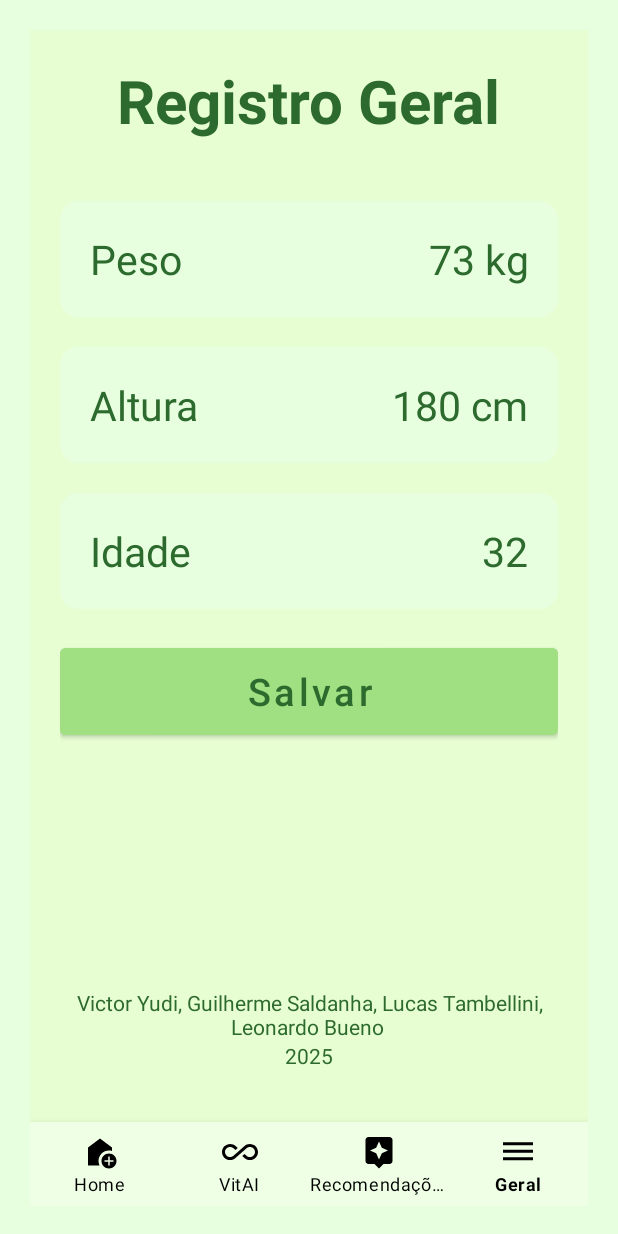
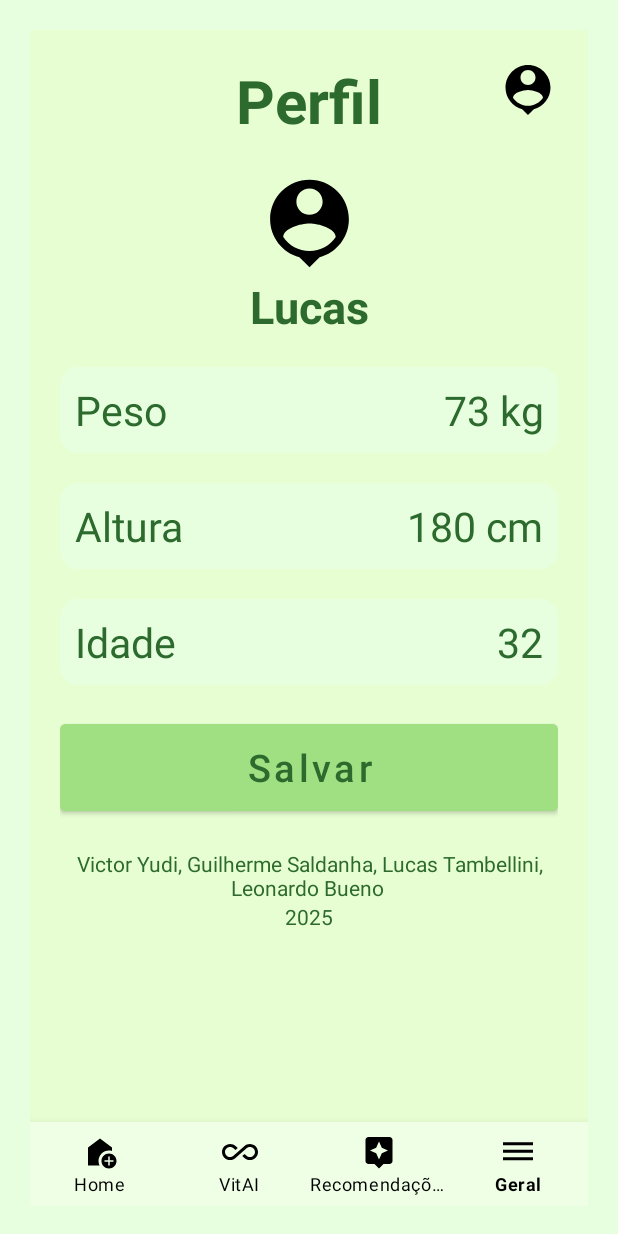
Before and after one commit to VictorYudi28/vitalSyncProjeto, an Android app: the GeralFragment screen opened through its navigation route, on a phone screen of 412 x 824 dp. Run offline under Robolectric (Android 15) with nearby library versions, the phone set to English and light mode, and no system bars; our stand-ins replace navigation-ui.

Commit message:
adjusting general activity

```diff
--- /dev/null
+++ b/app/src/main/res/drawable/person.xml
@@ -0,0 +1,5 @@
+<vector xmlns:android="http://schemas.android.com/apk/res/android" android:height="24dp" android:tint="#000000" android:viewportHeight="24" android:viewportWidth="24" android:width="24dp">
+
+    <path android:fillColor="@android:color/white" android:pathData="M12,2c-4.97,0 -9,4.03 -9,9 0,4.17 2.84,7.67 6.69,8.69L12,22l2.31,-2.31C18.16,18.67 21,15.17 21,11c0,-4.97 -4.03,-9 -9,-9zM12,4c1.66,0 3,1.34 3,3s-1.34,3 -3,3 -3,-1.34 -3,-3 1.34,-3 3,-3zM12,18.3c-2.5,0 -4.71,-1.28 -6,-3.22 0.03,-1.99 4,-3.08 6,-3.08 1.99,0 5.97,1.09 6,3.08 -1.29,1.94 -3.5,3.22 -6,3.22z"/>
+
+</vector>
--- a/app/src/main/res/layout/fragment_geral.xml
+++ b/app/src/main/res/layout/fragment_geral.xml
@@ -1,12 +1,19 @@
 <?xml version="1.0" encoding="utf-8"?>
-<androidx.constraintlayout.widget.ConstraintLayout xmlns:android="http://schemas.android.com/apk/res/android"
+
+<ScrollView
+    xmlns:android="http://schemas.android.com/apk/res/android"
+    xmlns:tools="http://schemas.android.com/tools"
+    xmlns:app="http://schemas.android.com/apk/res-auto"
     android:layout_width="match_parent"
     android:layout_height="match_parent"
-    xmlns:tools="http://schemas.android.com/tools"
-    xmlns:app="http://schemas.android.com/apk/res-auto"
-    tools:context=".ui.geral.GeralFragment"
     android:background="#E7FED2"
     android:padding="20dp"
+    tools:context=".ui.geral.GeralFragment">
+
+<androidx.constraintlayout.widget.ConstraintLayout
+    android:layout_width="match_parent"
+    android:layout_height="wrap_content"
+
     >
 
     <TextView
@@ -16,20 +23,52 @@
         app:layout_constraintTop_toTopOf="parent"
         app:layout_constraintStart_toStartOf="parent"
         app:layout_constraintEnd_toEndOf="parent"
-        android:text="Registro Geral"
+        android:text="Perfil"
         android:textSize="40dp"
         android:textStyle="bold"
         android:textColor="#2D6A2E"
         />
 
+    <ImageView
+        android:layout_width="40dp"
+        android:layout_height="40dp"
+        android:src="@drawable/person"
+        app:layout_constraintEnd_toEndOf="parent"
+        app:layout_constraintTop_toTopOf="parent"
+        />
+
+    <ImageView
+        android:id="@+id/icon_person"
+        android:layout_width="70dp"
+        android:layout_height="70dp"
+        android:src="@drawable/person"
+        app:layout_constraintTop_toBottomOf="@id/texto_principal"
+        app:layout_constraintStart_toStartOf="parent"
+        app:layout_constraintEnd_toEndOf="parent"
+        android:layout_marginTop="20dp"
+        />
+
+    <TextView
+        android:id="@+id/text_name"
+        android:layout_width="wrap_content"
+        android:layout_height="wrap_content"
+        android:text="Lucas"
+        android:textStyle="bold"
+        android:textSize="30dp"
+        app:layout_constraintTop_toBottomOf="@+id/icon_person"
+        app:layout_constraintStart_toStartOf="parent"
+        app:layout_constraintEnd_toEndOf="parent"
+        android:textColor="#2D6A2E"
+        />
+
     <LinearLayout
         android:id="@+id/peso"
-        android:layout_marginTop="40dp"
+        android:layout_marginTop="20dp"
         android:layout_width="match_parent"
         android:layout_height="wrap_content"
-        app:layout_constraintTop_toBottomOf="@+id/texto_principal"
+        app:layout_constraintTop_toBottomOf="@+id/text_name"
         android:background="@drawable/bg_container_borda_registro"
-        android:padding="20dp"
+        android:padding="10dp"
         android:orientation="horizontal"
         >
 
@@ -57,7 +96,7 @@
         android:layout_height="wrap_content"
         app:layout_constraintTop_toBottomOf="@+id/peso"
         android:background="@drawable/bg_container_borda_registro"
-        android:padding="20dp"
+        android:padding="10dp"
         android:orientation="horizontal"
         >
 
@@ -85,7 +124,7 @@
         android:layout_height="wrap_content"
         app:layout_constraintTop_toBottomOf="@+id/altura"
         android:background="@drawable/bg_container_borda_registro"
-        android:padding="20dp"
+        android:padding="10dp"
         android:orientation="horizontal"
         >
 
@@ -128,9 +167,9 @@
         android:gravity="center"
         android:text="Victor Yudi, Guilherme Saldanha, Lucas Tambellini, Leonardo Bueno "
         tools:ignore="MissingConstraints"
+        app:layout_constraintTop_toBottomOf="@id/btn_registro_geral"
         app:layout_constraintStart_toStartOf="parent"
         app:layout_constraintBottom_toBottomOf="parent"
-        android:layout_marginBottom="90dp"
         android:textColor="#2D6A2E"
 
         />
@@ -148,4 +187,8 @@
         />
 
 
+
+
 </androidx.constraintlayout.widget.ConstraintLayout>
+
+</ScrollView>
```
Also changed, not shown: app/src/main/res/drawable/personicon.png (added).
